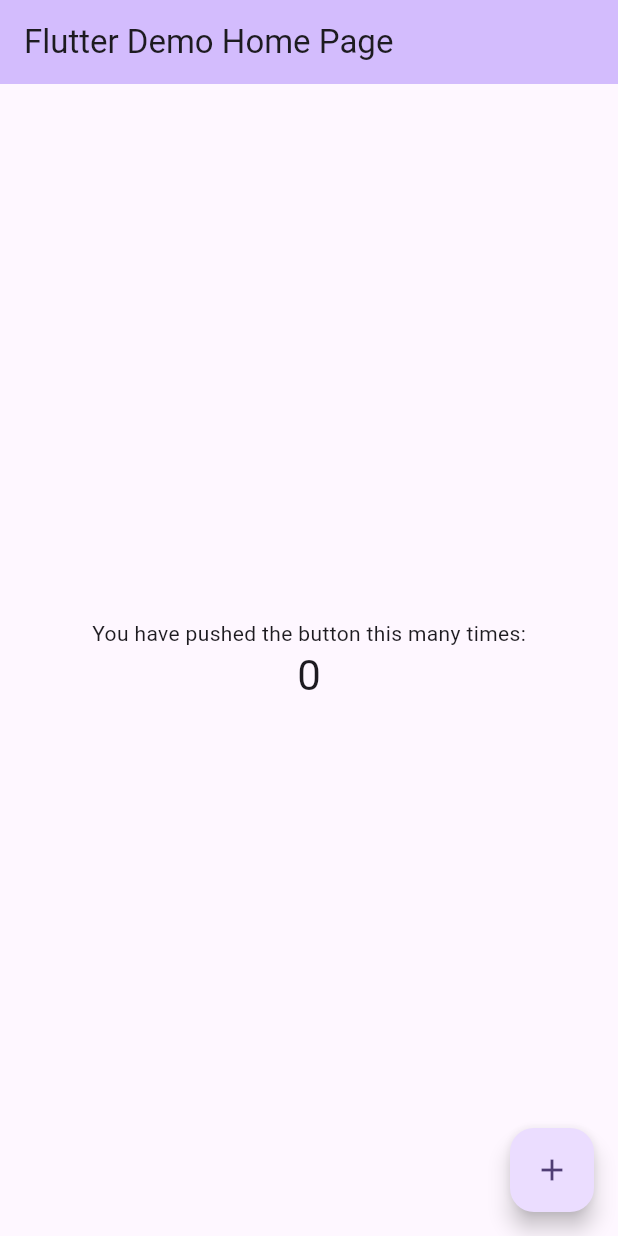
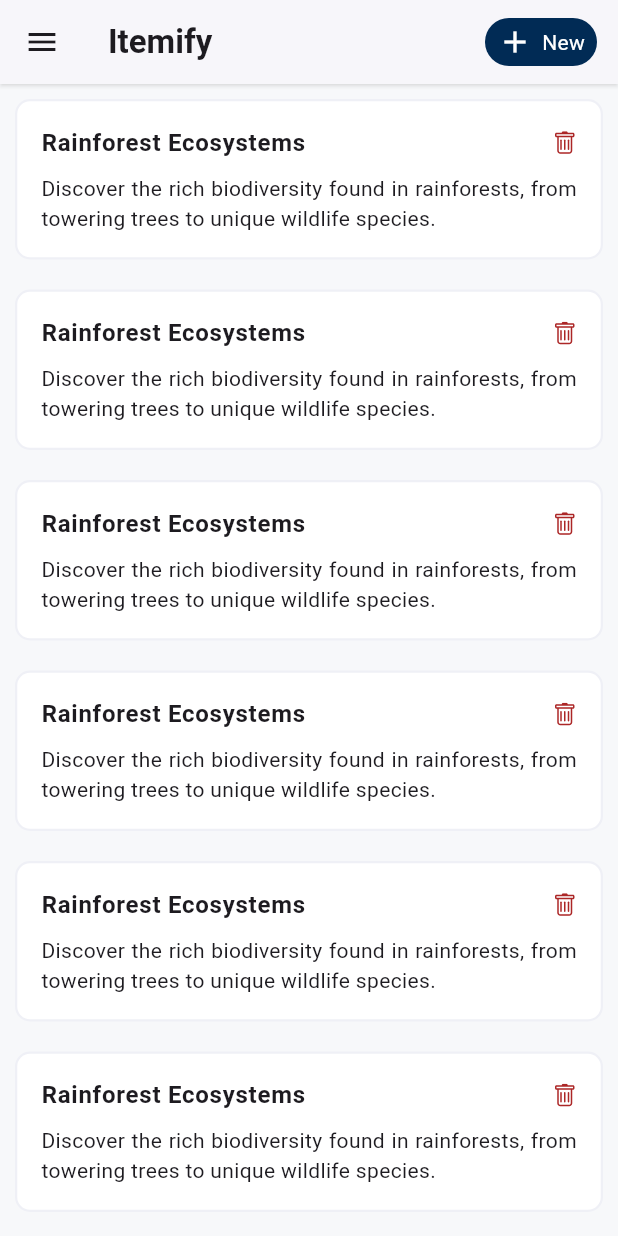
Before and after one commit to DanroyMwangi/Itemify, a Flutter app: the screen it shows after launch, on a phone screen of 412 x 824 dp. Run offline on Flutter 3.47's test engine with Material 3 defaults, Android fonts, the phone set to English and light mode, and no system bars; our stand-ins replace flutter_svg.

Commit message:
feat: scaffold home page
- Extract item into widget
- Write home page tests
- Extracted strings, colours and asset paths

```diff
--- /dev/null
+++ b/lib/domain/constants/app_assets.dart
@@ -0,0 +1 @@
+const String deleteIcon = 'assets/icons/trash.svg';
--- /dev/null
+++ b/lib/domain/constants/app_colors.dart
@@ -0,0 +1,7 @@
+import 'package:flutter/material.dart';
+
+class AppColors {
+  static const Color buttonColor = Color(0xFF012B55);
+  static const Color whiteShade = Color(0xFFF7F8FA);
+  static const Color itemTileBorderColor = Color(0xFFEFF0F6);
+}
--- /dev/null
+++ b/lib/domain/constants/app_strings.dart
@@ -0,0 +1,2 @@
+const String newString = 'New';
+const String itemifyString = 'Itemify';
--- a/lib/main.dart
+++ b/lib/main.dart
@@ -1,125 +1,9 @@
 import 'package:flutter/material.dart';
+import 'package:itemify/presentation/pages/home_page.dart';
 
 void main() {
-  runApp(const MyApp());
+  runApp(const MaterialApp(
+    debugShowCheckedModeBanner: false,
+    home: HomePage() ,
+  ));
 }
-
-class MyApp extends StatelessWidget {
-  const MyApp({super.key});
-
-  // This widget is the root of your application.
-  @override
-  Widget build(BuildContext context) {
-    return MaterialApp(
-      title: 'Flutter Demo',
-      theme: ThemeData(
-        // This is the theme of your application.
-        //
-        // TRY THIS: Try running your application with "flutter run". You'll see
-        // the application has a purple toolbar. Then, without quitting the app,
-        // try changing the seedColor in the colorScheme below to Colors.green
-        // and then invoke "hot reload" (save your changes or press the "hot
-        // reload" button in a Flutter-supported IDE, or press "r" if you used
-        // the command line to start the app).
-        //
-        // Notice that the counter didn't reset back to zero; the application
-        // state is not lost during the reload. To reset the state, use hot
-        // restart instead.
-        //
-        // This works for code too, not just values: Most code changes can be
-        // tested with just a hot reload.
-        colorScheme: ColorScheme.fromSeed(seedColor: Colors.deepPurple),
-        useMaterial3: true,
-      ),
-      home: const MyHomePage(title: 'Flutter Demo Home Page'),
-    );
-  }
-}
-
-class MyHomePage extends StatefulWidget {
-  const MyHomePage({super.key, required this.title});
-
-  // This widget is the home page of your application. It is stateful, meaning
-  // that it has a State object (defined below) that contains fields that affect
-  // how it looks.
-
-  // This class is the configuration for the state. It holds the values (in this
-  // case the title) provided by the parent (in this case the App widget) and
-  // used by the build method of the State. Fields in a Widget subclass are
-  // always marked "final".
-
-  final String title;
-
-  @override
-  State<MyHomePage> createState() => _MyHomePageState();
-}
-
-class _MyHomePageState extends State<MyHomePage> {
-  int _counter = 0;
-
-  void _incrementCounter() {
-    setState(() {
-      // This call to setState tells the Flutter framework that something has
-      // changed in this State, which causes it to rerun the build method below
-      // so that the display can reflect the updated values. If we changed
-      // _counter without calling setState(), then the build method would not be
-      // called again, and so nothing would appear to happen.
-      _counter++;
-    });
-  }
-
-  @override
-  Widget build(BuildContext context) {
-    // This method is rerun every time setState is called, for instance as done
-    // by the _incrementCounter method above.
-    //
-    // The Flutter framework has been optimized to make rerunning build methods
-    // fast, so that you can just rebuild anything that needs updating rather
-    // than having to individually change instances of widgets.
-    return Scaffold(
-      appBar: AppBar(
-        // TRY THIS: Try changing the color here to a specific color (to
-        // Colors.amber, perhaps?) and trigger a hot reload to see the AppBar
-        // change color while the other colors stay the same.
-        backgroundColor: Theme.of(context).colorScheme.inversePrimary,
-        // Here we take the value from the MyHomePage object that was created by
-        // the App.build method, and use it to set our appbar title.
-        title: Text(widget.title),
-      ),
-      body: Center(
-        // Center is a layout widget. It takes a single child and positions it
-        // in the middle of the parent.
-        child: Column(
-          // Column is also a layout widget. It takes a list of children and
-          // arranges them vertically. By default, it sizes itself to fit its
-          // children horizontally, and tries to be as tall as its parent.
-          //
-          // Column has various properties to control how it sizes itself and
-          // how it positions its children. Here we use mainAxisAlignment to
-          // center the children vertically; the main axis here is the vertical
-          // axis because Columns are vertical (the cross axis would be
-          // horizontal).
-          //
-          // TRY THIS: Invoke "debug painting" (choose the "Toggle Debug Paint"
-          // action in the IDE, or press "p" in the console), to see the
-          // wireframe for each widget.
-          mainAxisAlignment: MainAxisAlignment.center,
-          children: <Widget>[
-            const Text(
-              'You have pushed the button this many times:',
-            ),
-            Text(
-              '$_counter',
-              style: Theme.of(context).textTheme.headlineMedium,
-            ),
-          ],
-        ),
-      ),
-      floatingActionButton: FloatingActionButton(
-        onPressed: _incrementCounter,
-        tooltip: 'Increment',
-        child: const Icon(Icons.add),
-      ), // This trailing comma makes auto-formatting nicer for build methods.
-    );
-  }
-}
--- /dev/null
+++ b/lib/presentation/pages/home_page.dart
@@ -0,0 +1,65 @@
+import 'package:flutter/material.dart';
+import 'package:itemify/domain/constants/app_colors.dart';
+import 'package:itemify/domain/constants/app_strings.dart';
+import 'package:itemify/presentation/pages/widgets/item_tile.dart';
+
+class HomePage extends StatelessWidget {
+  const HomePage({super.key});
+
+  @override
+  Widget build(BuildContext context) {
+    return Scaffold(
+      backgroundColor: AppColors.whiteShade,
+      appBar: AppBar(
+        backgroundColor: Colors.white,
+        leading: const Icon(Icons.menu),
+        title: const Text(
+          itemifyString,
+          style: TextStyle(fontWeight: FontWeight.w600),
+        ),
+        actions: [
+          Padding(
+            padding: const EdgeInsets.symmetric(horizontal: 14),
+            child: GestureDetector(
+              child: Container(
+                padding: const EdgeInsets.symmetric(horizontal: 8, vertical: 4),
+                decoration: BoxDecoration(
+                    color: AppColors.buttonColor,
+                    borderRadius: BorderRadius.circular(16)),
+                child: const Row(
+                  children: <Widget>[
+                    Icon(
+                      Icons.add,
+                      color: Colors.white,
+                    ),
+                    SizedBox(
+                      width: 6,
+                    ),
+                    Text(
+                      newString,
+                      style: TextStyle(color: Colors.white),
+                    ),
+                  ],
+                ),
+              ),
+            ),
+          )
+        ],
+        elevation: 1,
+        shadowColor: Colors.grey.withOpacity(0.3),
+      ),
+      body: const SingleChildScrollView(
+        child: Column(
+          children: [
+            ItemTile(),
+            ItemTile(),
+            ItemTile(),
+            ItemTile(),
+            ItemTile(),
+            ItemTile(),
+          ],
+        ),
+      ),
+    );
+  }
+}
--- /dev/null
+++ b/lib/presentation/pages/widgets/item_tile.dart
@@ -0,0 +1,48 @@
+import 'package:flutter/material.dart';
+import 'package:flutter_svg/svg.dart';
+import 'package:itemify/domain/constants/app_assets.dart';
+import 'package:itemify/domain/constants/app_colors.dart';
+
+class ItemTile extends StatelessWidget {
+  const ItemTile({super.key});
+
+  @override
+  Widget build(BuildContext context) {
+    return Container(
+      margin: const EdgeInsets.all(10),
+      padding: const EdgeInsets.all(16),
+      width: double.infinity,
+      decoration: BoxDecoration(
+          color: Colors.white,
+          borderRadius: BorderRadius.circular(10),
+          border: Border.all(
+            color: AppColors.itemTileBorderColor,
+            width: 1.5,
+          )),
+      child: Column(
+        children: [
+          Row(
+            mainAxisAlignment: MainAxisAlignment.spaceBetween,
+            crossAxisAlignment: CrossAxisAlignment.center,
+            children: [
+              Text(
+                'Rainforest Ecosystems',
+                style: Theme.of(context).textTheme.bodyLarge!.copyWith(
+                      fontWeight: FontWeight.w600,
+                    ),
+              ),
+              SvgPicture.asset(deleteIcon)
+            ],
+          ),
+          const SizedBox(
+            height: 8,
+          ),
+          const Text(
+            'Discover the rich biodiversity found in rainforests, from towering trees to unique wildlife species.',
+            textAlign: TextAlign.justify,
+          )
+        ],
+      ),
+    );
+  }
+}
```
Also changed, not shown: pubspec.yaml (+5 -69 lines), assets/icons/trash.svg (added), pubspec.lock, 2 other files.
